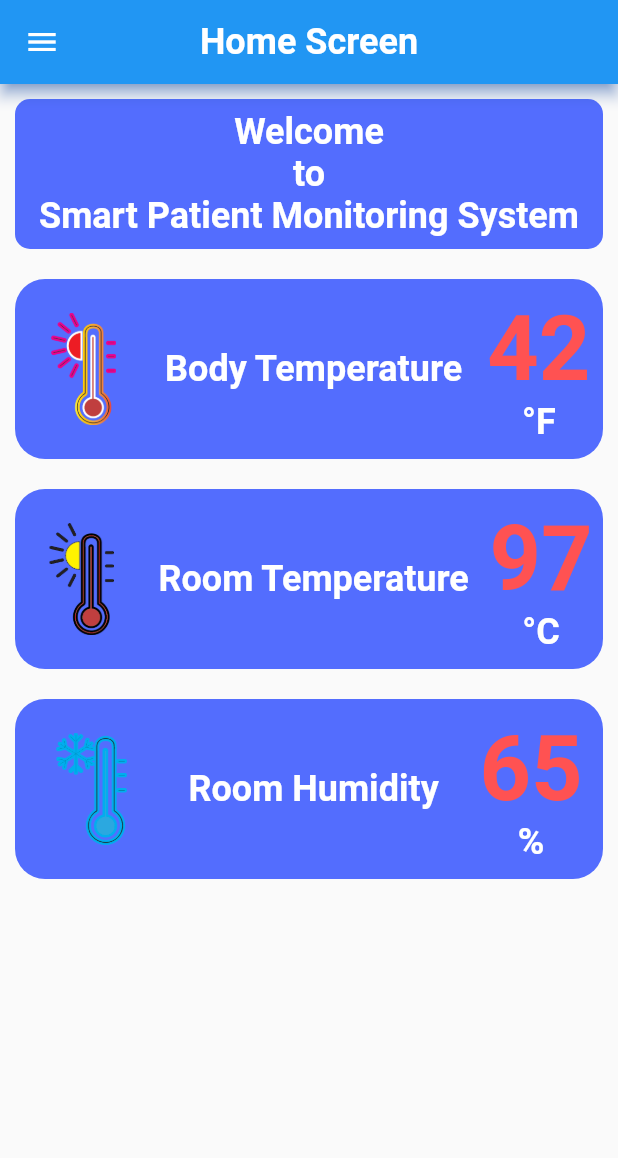
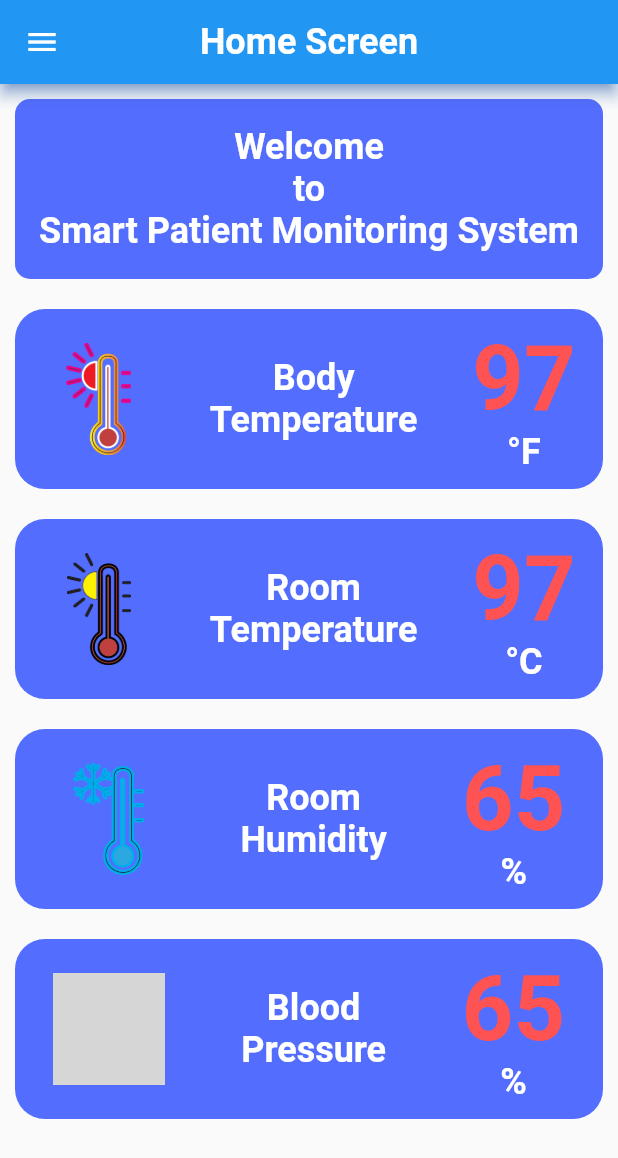
Before and after one commit to Alexander-mr-tech/Smart-Patient-Monitoring-System, a Flutter app: the HomeScreen screen opened directly, on a phone screen of 412 x 824 dp. Shown: the top 1158 px of the screen. Run offline on Flutter 3.47's test engine with Material 2 defaults, Android fonts, the light colour scheme and no system bars; our stand-ins replace firebase_core, flutter_spinkit; missing offline and left inert: contactus, d_chart; accounts and stored records are empty; grey boxes are pictures that could not be loaded.

Commit message:
Merge remote-tracking branch 'origin/master'
# Conflicts:
#	lib/home_screen.dart

```diff
--- a/lib/home_screen.dart
+++ b/lib/home_screen.dart
@@ -27,7 +27,7 @@
                 padding: const EdgeInsets.all(10.0),
                 child: Container(
                   width: 400,
-                height: 100,
+                  height: 120,
                   decoration: BoxDecoration(
                     color: Colors.indigoAccent,
                     borderRadius: BorderRadius.circular(10),
@@ -57,7 +57,7 @@
                       Image.asset("assets/images/body temperature.png",
                           height: 75, width: 75),
                       const Text(
-                      "Body Temperature",
+                        "Body\nTemperature",textAlign: TextAlign.center,
                         style: TextStyle(
                             color: Colors.white,
                             fontSize: 24,
@@ -67,7 +67,7 @@
                         mainAxisAlignment: MainAxisAlignment.center,
                         children: [
                           Text(
-                          "42",
+                            "97",
                             style: TextStyle(
                                 color: Colors.redAccent,
                                 fontSize: 60.0,
@@ -101,7 +101,7 @@
                       Image.asset("assets/images/room temperature.png",
                           height: 75, width: 75),
                       const Text(
-                      "Room Temperature",
+                        "Room\nTemperature",textAlign: TextAlign.center,
                         style: TextStyle(
                             color: Colors.white,
                             fontSize: 24,
@@ -142,10 +142,54 @@
                     mainAxisAlignment: MainAxisAlignment.spaceAround,
                     crossAxisAlignment: CrossAxisAlignment.center,
                     children: [
-                    Image.asset("assets/images/room humidty.png",
+                      Image.asset("assets/images/room humidity.png",
                           height: 75, width: 75),
                       const Text(
-                      "Room Humidity",
+                        "Room\nHumidity",textAlign: TextAlign.center,
+                        style: TextStyle(
+                            color: Colors.white,
+                            fontSize: 24,
+                            fontWeight: FontWeight.bold),
+                      ),
+                      const Column(
+                        mainAxisAlignment: MainAxisAlignment.center,
+                        children: [
+                          Text(
+                            "65",
+                            style: TextStyle(
+                                color: Colors.redAccent,
+                                fontSize: 60.0,
+                                fontWeight: FontWeight.bold),
+                          ),
+                          Text(
+                            "%",
+                            style: TextStyle(
+                                color: Colors.white,
+                                fontSize: 24.0,
+                                fontWeight: FontWeight.bold),
+                          ),
+                        ],
+                      ),
+                    ],
+                  ),
+                )),
+            Padding(
+                padding: const EdgeInsets.all(10.0),
+                child: Container(
+                  width: 400,
+                  height: 120,
+                  decoration: BoxDecoration(
+                    color: Colors.indigoAccent,
+                    borderRadius: BorderRadius.circular(20),
+                  ),
+                  child: Row(
+                    mainAxisAlignment: MainAxisAlignment.spaceAround,
+                    crossAxisAlignment: CrossAxisAlignment.center,
+                    children: [
+                      Image.asset("assets/images/ECG.png",
+                          height: 75, width: 75),
+                      const Text(
+                        "Blood\nPressure",textAlign: TextAlign.center,
                         style: TextStyle(
                             color: Colors.white,
                             fontSize: 24,
```
Also changed, not shown: lib/welcome_Screen.dart (+11 -11 lines), assets/images/room humidity.png (renamed from assets/images/room humidty.png). Lines whose indentation alone changed are shown as unchanged.
